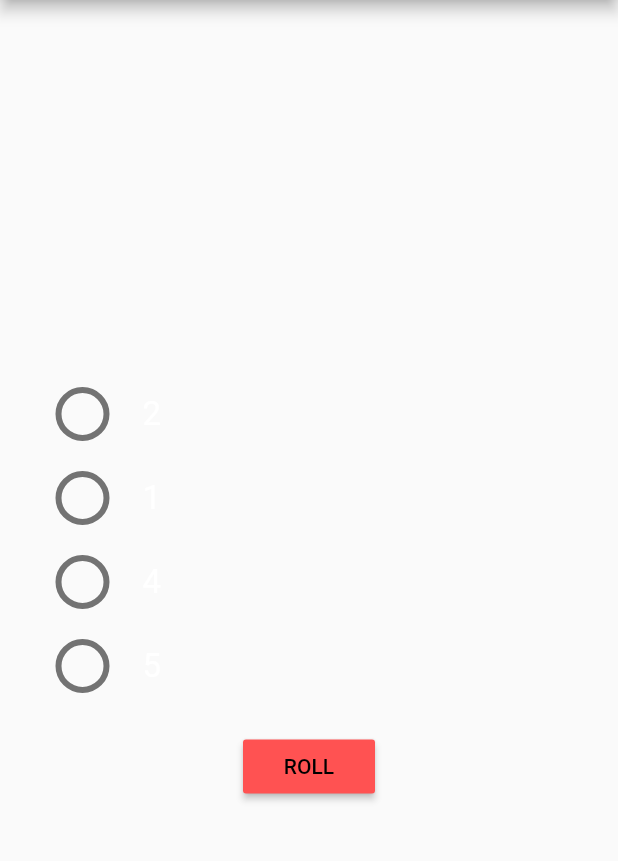
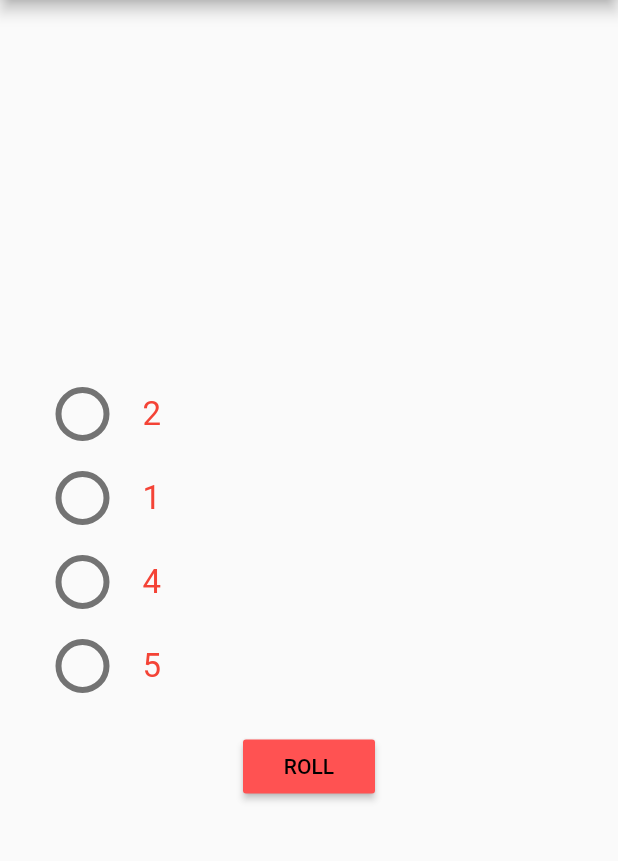
Before and after one commit to mnaumantahir/SP-17BCS-046, a Flutter app: the hardlevel screen opened directly, after a tap on "ROLL", on a phone screen of 412 x 824 dp, the part 84-945 px from its top. Run offline on Flutter 3.47's test engine with Material 2 defaults, Android fonts, the phone set to English and light mode, and no system bars; our stand-ins replace after_layout; missing offline and left inert: contactus.

```diff
--- a/lib/Hardlevel.dart
+++ b/lib/Hardlevel.dart
@@ -40,7 +40,7 @@ class _hard_levelScreenState extends State<hardlevel>
       }
       temp.add(
           ListTile(
-              title:  Text(options[q].toString(),style: TextStyle(fontSize: 22,color: Colors.white),),
+              title:  Text(options[q].toString(),style: TextStyle(fontSize: 22,color: Colors.red),),
               leading: Transform.scale(
                 scale: 2.0,
                 child:    Radio(
@@ -216,7 +216,7 @@ class _hard_levelScreenState extends State<hardlevel>
                             ?Image(
                           height: 200 - (_controller.value * 200),
                           image: AssetImage(
-                              'images/one-png-$leftDice.png'),
+                              'images/dice-png-$leftDice.png'),
                         )
                             : Column(children: _getList(leftDice),)
                     ),
```
Also changed, not shown: images/dice-png-1.png (added), images/dice-png-2.png (added), images/dice-png-3.png (added), images/dice-png-4.png (added), images/dice-png-5.png (added), images/dice-png-6.png (added).
